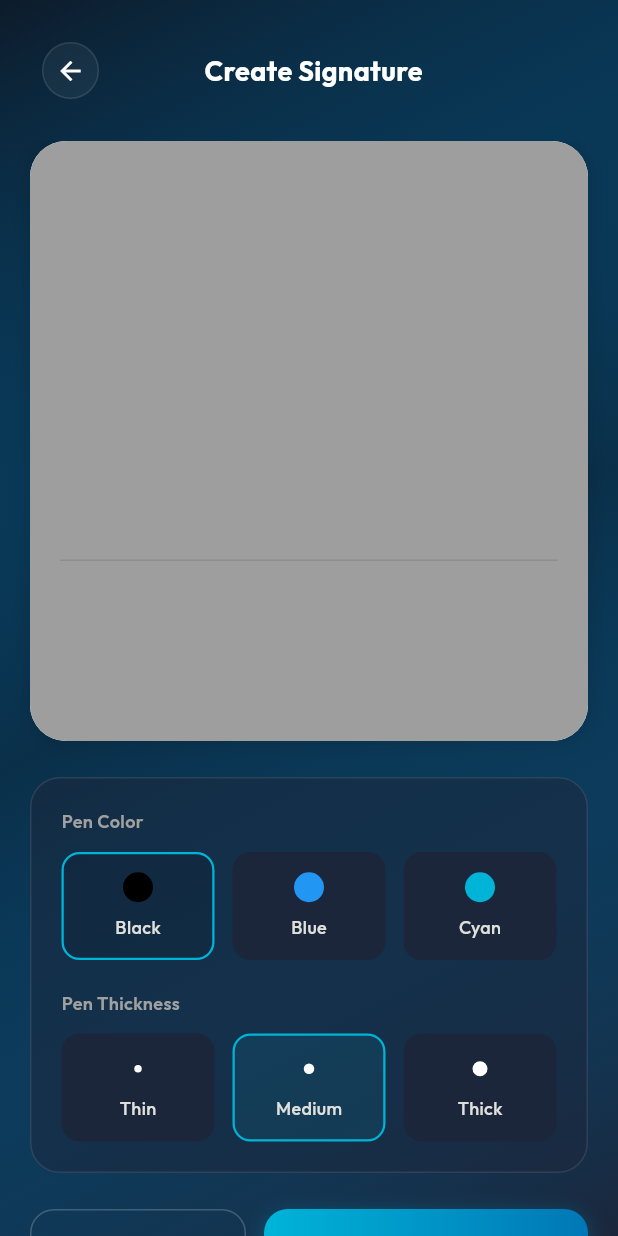
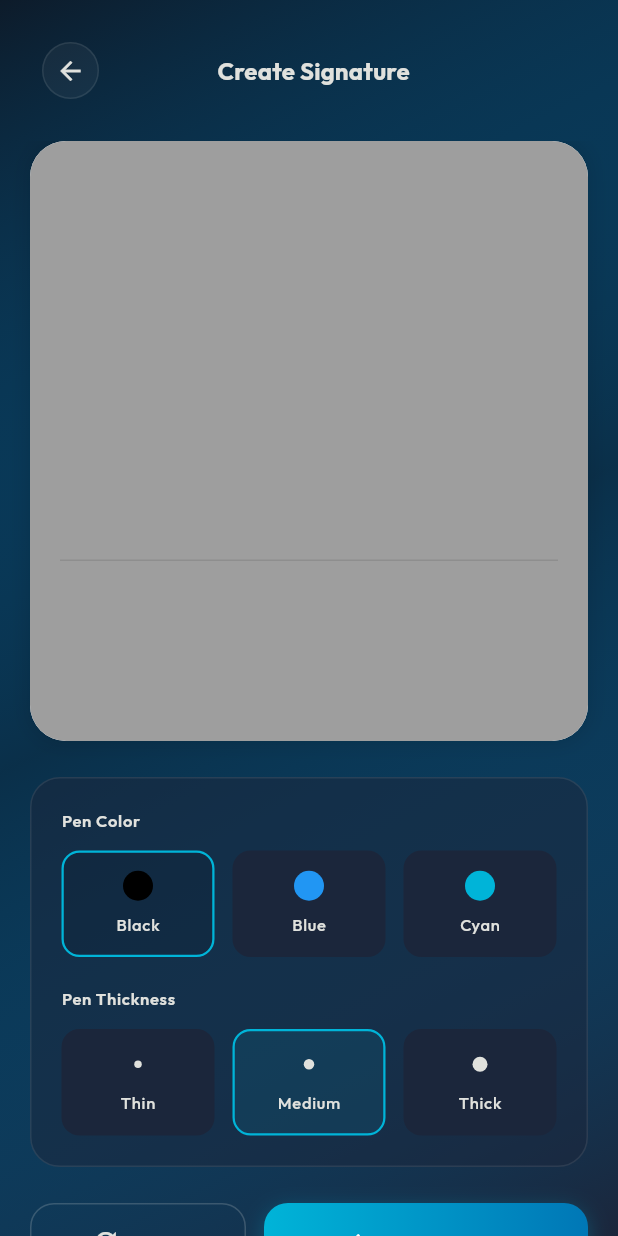
Before and after one commit to nabilban/codasign, a Flutter app: the screen it shows after launch, after a tap on "Create Signature", on a phone screen of 412 x 824 dp. Run offline on Flutter 3.47's test engine with Material 3 defaults, Android fonts, the phone set to English and light mode, and no system bars; drawn by our look-alikes of signature; our stand-ins replace bloc, flutter_bloc, freezed_annotation, google_fonts; generated files the repository leaves out were written again.

Commit message:
refactor: migrate signature UI to use theme for colors and text styles, and add a new rule for UI uniformity.

```diff
--- a/lib/app/features/home/widgets/home_bottom_widgets.dart
+++ b/lib/app/features/home/widgets/home_bottom_widgets.dart
@@ -11,6 +11,7 @@ class SectionHeader extends StatelessWidget {
 
   @override
   Widget build(BuildContext context) {
+    final theme = Theme.of(context);
     return Padding(
       padding: const EdgeInsets.symmetric(vertical: 20),
       child: Row(
@@ -18,17 +19,16 @@ class SectionHeader extends StatelessWidget {
         children: [
           Text(
             title,
-            style: const TextStyle(
-              fontSize: 18,
+            style: theme.textTheme.titleLarge?.copyWith(
               fontWeight: FontWeight.bold,
             ),
           ),
           TextButton(
             onPressed: () {},
-            child: const Text(
+            child: Text(
               'View All',
-              style: TextStyle(
-                color: AppColors.primary,
+              style: theme.textTheme.labelLarge?.copyWith(
+                color: theme.colorScheme.primary,
                 fontWeight: FontWeight.bold,
               ),
             ),
@@ -44,6 +44,7 @@ class SignaturesSection extends StatelessWidget {
 
   @override
   Widget build(BuildContext context) {
+    final theme = Theme.of(context);
     return Column(
       children: [
         const SectionHeader(title: 'My Signatures'),
@@ -61,15 +62,14 @@ class SignaturesSection extends StatelessWidget {
               Icon(
                 Icons.edit_note_outlined,
                 size: 48,
-                color: Colors.white.withValues(alpha: 0.2),
+                color: theme.colorScheme.onSurface.withValues(alpha: 0.2),
               ),
               const SizedBox(height: 12),
               Text(
                 'No signatures yet. Create one to get\nstarted!',
                 textAlign: TextAlign.center,
-                style: TextStyle(
-                  color: Colors.white.withValues(alpha: 0.4),
-                  fontSize: 14,
+                style: theme.textTheme.bodySmall?.copyWith(
+                  color: theme.colorScheme.onSurface.withValues(alpha: 0.4),
                 ),
               ),
             ],
@@ -92,13 +92,16 @@ class DocumentItem extends StatelessWidget {
 
   @override
   Widget build(BuildContext context) {
+    final theme = Theme.of(context);
     return Container(
       margin: const EdgeInsets.only(bottom: 12),
       padding: const EdgeInsets.all(16),
       decoration: BoxDecoration(
         color: AppColors.surfaceAlpha,
         borderRadius: BorderRadius.circular(16),
-        border: Border.all(color: AppColors.primary.withValues(alpha: 0.1)),
+        border: Border.all(
+          color: theme.colorScheme.primary.withValues(alpha: 0.1),
+        ),
       ),
       child: Row(
         children: [
@@ -112,9 +115,9 @@ class DocumentItem extends StatelessWidget {
               ),
               borderRadius: BorderRadius.circular(10),
             ),
-            child: const Icon(
+            child: Icon(
               Icons.assignment_turned_in_outlined,
-              color: Colors.white,
+              color: theme.colorScheme.onPrimary,
               size: 20,
             ),
           ),
@@ -125,17 +128,15 @@ class DocumentItem extends StatelessWidget {
               children: [
                 Text(
                   title,
-                  style: const TextStyle(
+                  style: theme.textTheme.bodyMedium?.copyWith(
                     fontWeight: FontWeight.w600,
-                    fontSize: 14,
                   ),
                 ),
                 const SizedBox(height: 4),
                 Text(
                   subtitle,
-                  style: TextStyle(
-                    color: Colors.white.withValues(alpha: 0.4),
-                    fontSize: 12,
+                  style: theme.textTheme.bodySmall?.copyWith(
+                    color: theme.colorScheme.onSurface.withValues(alpha: 0.4),
                   ),
                 ),
               ],
@@ -143,7 +144,7 @@ class DocumentItem extends StatelessWidget {
           ),
           Icon(
             Icons.chevron_right,
-            color: Colors.white.withValues(alpha: 0.2),
+            color: theme.colorScheme.onSurface.withValues(alpha: 0.2),
           ),
         ],
       ),
--- a/lib/app/features/home/widgets/home_top_widgets.dart
+++ b/lib/app/features/home/widgets/home_top_widgets.dart
@@ -7,6 +7,7 @@ class HeaderSection extends StatelessWidget {
 
   @override
   Widget build(BuildContext context) {
+    final theme = Theme.of(context);
     return Padding(
       padding: const EdgeInsets.symmetric(vertical: 24),
       child: Row(
@@ -17,16 +18,16 @@ class HeaderSection extends StatelessWidget {
             children: [
               Text(
                 'CodaSign',
-                style: Theme.of(context).textTheme.displaySmall?.copyWith(
+                style: theme.textTheme.displaySmall?.copyWith(
                   fontWeight: FontWeight.bold,
-                  color: Colors.white,
+                  color: theme.colorScheme.onSurface,
                 ),
               ),
               const SizedBox(height: 4),
               Text(
                 'Manage your signatures & documents',
-                style: Theme.of(context).textTheme.bodyMedium?.copyWith(
-                  color: AppColors.textSecondary,
+                style: theme.textTheme.bodyMedium?.copyWith(
+                  color: theme.colorScheme.onSurfaceVariant,
                 ),
               ),
             ],
@@ -36,15 +37,15 @@ class HeaderSection extends StatelessWidget {
             icon: Container(
               padding: const EdgeInsets.all(8),
               decoration: BoxDecoration(
-                color: AppColors.primary.withValues(alpha: 0.1),
+                color: theme.colorScheme.primary.withValues(alpha: 0.1),
                 shape: BoxShape.circle,
                 border: Border.all(
-                  color: AppColors.primary.withValues(alpha: 0.2),
+                  color: theme.colorScheme.primary.withValues(alpha: 0.2),
                 ),
               ),
-              child: const Icon(
+              child: Icon(
                 Icons.settings_outlined,
-                color: AppColors.primary,
+                color: theme.colorScheme.primary,
                 size: 20,
               ),
             ),
@@ -69,6 +70,7 @@ class QuickActionCard extends StatelessWidget {
 
   @override
   Widget build(BuildContext context) {
+    final theme = Theme.of(context);
     return Expanded(
       child: GestureDetector(
         onTap: onTap,
@@ -77,7 +79,9 @@ class QuickActionCard extends StatelessWidget {
           decoration: BoxDecoration(
             color: AppColors.surfaceAlpha,
             borderRadius: BorderRadius.circular(20),
-            border: Border.all(color: AppColors.primary.withValues(alpha: 0.2)),
+            border: Border.all(
+              color: theme.colorScheme.primary.withValues(alpha: 0.2),
+            ),
           ),
           child: Column(
             mainAxisAlignment: MainAxisAlignment.center,
@@ -93,7 +97,7 @@ class QuickActionCard extends StatelessWidget {
                   borderRadius: BorderRadius.circular(16),
                   boxShadow: [
                     BoxShadow(
-                      color: AppColors.primary.withValues(alpha: 0.4),
+                      color: theme.colorScheme.primary.withValues(alpha: 0.4),
                       blurRadius: 12,
                       offset: const Offset(0, 4),
                     ),
@@ -101,17 +105,16 @@ class QuickActionCard extends StatelessWidget {
                 ),
                 child: Icon(
                   icon,
-                  color: Colors.white,
+                  color: theme.colorScheme.onPrimary,
                   size: 28,
                 ),
               ),
               const SizedBox(height: 16),
               Text(
                 title,
-                style: const TextStyle(
+                style: theme.textTheme.labelLarge?.copyWith(
                   fontWeight: FontWeight.w600,
-                  fontSize: 14,
-                  color: AppColors.primary,
+                  color: theme.colorScheme.primary,
                 ),
               ),
             ],
--- a/lib/app/features/signature/pages/create_signature_page.dart
+++ b/lib/app/features/signature/pages/create_signature_page.dart
@@ -91,6 +91,7 @@ class _CreateSignaturePageState extends State<CreateSignaturePage> {
   }
 
   Widget _buildHeader(BuildContext context) {
+    final theme = Theme.of(context);
     return Padding(
       padding: const EdgeInsets.all(20),
       child: Row(
@@ -101,23 +102,24 @@ class _CreateSignaturePageState extends State<CreateSignaturePage> {
             icon: Container(
               padding: const EdgeInsets.all(8),
               decoration: BoxDecoration(
-                color: Colors.white.withValues(alpha: 0.05),
+                color: theme.colorScheme.onSurface.withValues(alpha: 0.05),
                 shape: BoxShape.circle,
-                border: Border.all(color: Colors.white.withValues(alpha: 0.1)),
+                border: Border.all(
+                  color: theme.colorScheme.onSurface.withValues(alpha: 0.1),
+                ),
               ),
-              child: const Icon(
+              child: Icon(
                 Icons.arrow_back,
-                color: Colors.white,
+                color: theme.colorScheme.onSurface,
                 size: 20,
               ),
             ),
           ),
-          const Text(
+          Text(
             'Create Signature',
-            style: TextStyle(
-              fontSize: 18,
+            style: theme.textTheme.titleMedium?.copyWith(
               fontWeight: FontWeight.bold,
-              color: Colors.white,
+              color: theme.colorScheme.onSurface,
             ),
           ),
           const SizedBox(width: 48), // Spacer for centering
@@ -127,6 +129,7 @@ class _CreateSignaturePageState extends State<CreateSignaturePage> {
   }
 
   Widget _buildActions(BuildContext context) {
+    final theme = Theme.of(context);
     return Row(
       children: [
         Expanded(
@@ -136,9 +139,11 @@ class _CreateSignaturePageState extends State<CreateSignaturePage> {
             icon: const Icon(Icons.refresh, size: 20),
             label: const Text('Clear'),
             style: OutlinedButton.styleFrom(
-              foregroundColor: Colors.white,
+              foregroundColor: theme.colorScheme.onSurface,
               padding: const EdgeInsets.symmetric(vertical: 16),
-              side: BorderSide(color: Colors.white.withValues(alpha: 0.2)),
+              side: BorderSide(
+                color: theme.colorScheme.onSurface.withValues(alpha: 0.2),
+              ),
               shape: RoundedRectangleBorder(
                 borderRadius: BorderRadius.circular(16),
               ),
@@ -156,7 +161,7 @@ class _CreateSignaturePageState extends State<CreateSignaturePage> {
               borderRadius: BorderRadius.circular(16),
               boxShadow: [
                 BoxShadow(
-                  color: AppColors.primary.withValues(alpha: 0.3),
+                  color: theme.colorScheme.primary.withValues(alpha: 0.3),
                   blurRadius: 12,
                   offset: const Offset(0, 4),
                 ),
@@ -170,7 +175,7 @@ class _CreateSignaturePageState extends State<CreateSignaturePage> {
               label: const Text('Save Signature'),
               style: ElevatedButton.styleFrom(
                 backgroundColor: Colors.transparent,
-                foregroundColor: Colors.white,
+                foregroundColor: theme.colorScheme.onPrimary,
                 shadowColor: Colors.transparent,
                 padding: const EdgeInsets.symmetric(vertical: 16),
                 shape: RoundedRectangleBorder(
--- a/lib/app/features/signature/widgets/signature_canvas.dart
+++ b/lib/app/features/signature/widgets/signature_canvas.dart
@@ -42,8 +42,6 @@ class SignatureCanvas extends StatelessWidget {
                   border: Border(
                     bottom: BorderSide(
                       color: Colors.black.withValues(alpha: 0.1),
-                      width: 1,
-                      style: BorderStyle.solid,
                     ),
                   ),
                 ),
--- a/lib/app/features/signature/widgets/signature_controls.dart
+++ b/lib/app/features/signature/widgets/signature_controls.dart
@@ -17,22 +17,24 @@ class SignatureControls extends StatelessWidget {
 
   @override
   Widget build(BuildContext context) {
+    final theme = Theme.of(context);
     return Container(
       padding: const EdgeInsets.all(20),
       decoration: BoxDecoration(
         color: AppColors.surfaceAlpha,
         borderRadius: BorderRadius.circular(20),
-        border: Border.all(color: Colors.white.withValues(alpha: 0.1)),
+        border: Border.all(
+          color: theme.colorScheme.onSurface.withValues(alpha: 0.1),
+        ),
       ),
       child: Column(
         crossAxisAlignment: CrossAxisAlignment.start,
         children: [
-          const Text(
+          Text(
             'Pen Color',
-            style: TextStyle(
-              fontSize: 12,
+            style: theme.textTheme.labelSmall?.copyWith(
               fontWeight: FontWeight.w600,
-              color: AppColors.textSecondary,
+              color: theme.colorScheme.onSurfaceVariant,
             ),
           ),
           const SizedBox(height: 12),
@@ -61,12 +63,11 @@ class SignatureControls extends StatelessWidget {
             ],
           ),
           const SizedBox(height: 20),
-          const Text(
+          Text(
             'Pen Thickness',
-            style: TextStyle(
-              fontSize: 12,
+            style: theme.textTheme.labelSmall?.copyWith(
               fontWeight: FontWeight.w600,
-              color: AppColors.textSecondary,
+              color: theme.colorScheme.onSurfaceVariant,
             ),
           ),
           const SizedBox(height: 12),
@@ -115,6 +116,7 @@ class _ColorOption extends StatelessWidget {
 
   @override
   Widget build(BuildContext context) {
+    final theme = Theme.of(context);
     return Expanded(
       child: GestureDetector(
         onTap: onTap,
@@ -123,10 +125,12 @@ class _ColorOption extends StatelessWidget {
           decoration: BoxDecoration(
             color: isSelected
                 ? color.withValues(alpha: 0.1)
-                : AppColors.surface,
+                : theme.colorScheme.surface,
             borderRadius: BorderRadius.circular(12),
             border: Border.all(
-              color: isSelected ? AppColors.primary : Colors.transparent,
+              color: isSelected
+                  ? theme.colorScheme.primary
+                  : Colors.transparent,
               width: 1.5,
             ),
           ),
@@ -143,8 +147,7 @@ class _ColorOption extends StatelessWidget {
               const SizedBox(height: 8),
               Text(
                 label,
-                style: const TextStyle(
-                  fontSize: 12,
+                style: theme.textTheme.labelSmall?.copyWith(
                   fontWeight: FontWeight.w500,
                 ),
               ),
@@ -171,6 +174,7 @@ class _ThicknessOption extends StatelessWidget {
 
   @override
   Widget build(BuildContext context) {
+    final theme = Theme.of(context);
     return Expanded(
       child: GestureDetector(
         onTap: onTap,
@@ -178,11 +182,13 @@ class _ThicknessOption extends StatelessWidget {
           padding: const EdgeInsets.symmetric(vertical: 12),
           decoration: BoxDecoration(
             color: isSelected
-                ? AppColors.primary.withValues(alpha: 0.1)
-                : AppColors.surface,
+                ? theme.colorScheme.primary.withValues(alpha: 0.1)
+                : theme.colorScheme.surface,
             borderRadius: BorderRadius.circular(12),
             border: Border.all(
-              color: isSelected ? AppColors.primary : Colors.transparent,
+              color: isSelected
+                  ? theme.colorScheme.primary
+                  : Colors.transparent,
               width: 1.5,
             ),
           ),
@@ -195,8 +201,8 @@ class _ThicknessOption extends StatelessWidget {
                 child: Container(
                   width: 4 + thickness,
                   height: 4 + thickness,
-                  decoration: const BoxDecoration(
-                    color: Colors.white,
+                  decoration: BoxDecoration(
+                    color: theme.colorScheme.onSurface,
                     shape: BoxShape.circle,
                   ),
                 ),
@@ -204,8 +210,7 @@ class _ThicknessOption extends StatelessWidget {
               const SizedBox(height: 8),
               Text(
                 label,
-                style: const TextStyle(
-                  fontSize: 12,
+                style: theme.textTheme.labelSmall?.copyWith(
                   fontWeight: FontWeight.w500,
                 ),
               ),
```
Also changed, not shown: 1 other file.
